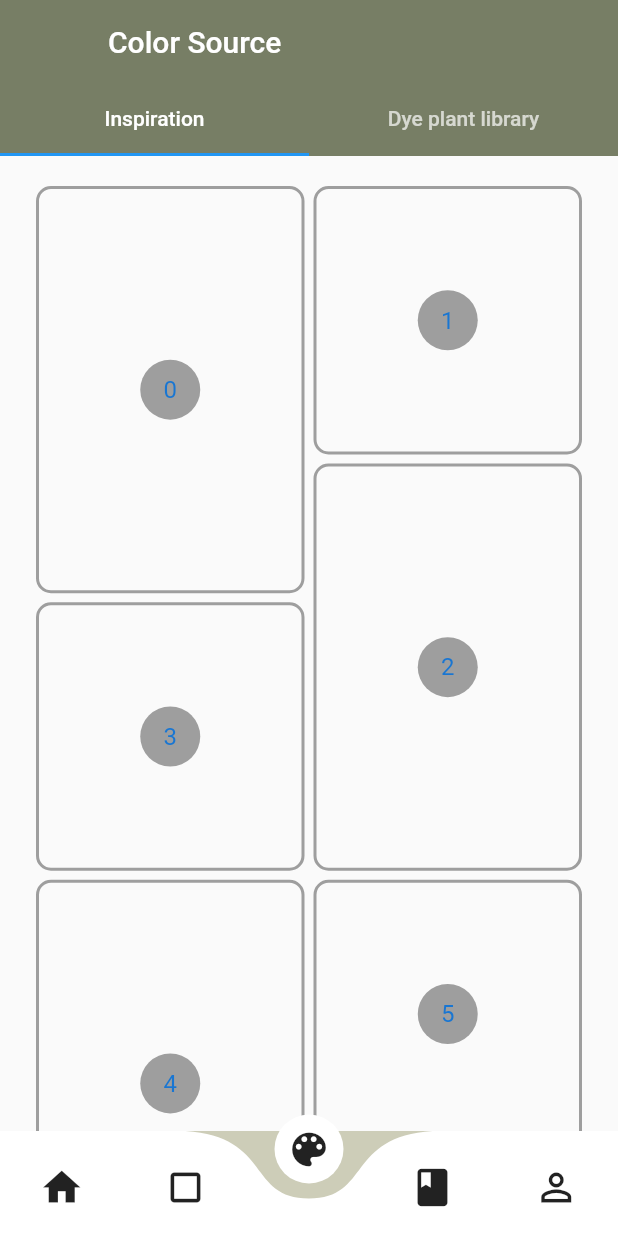
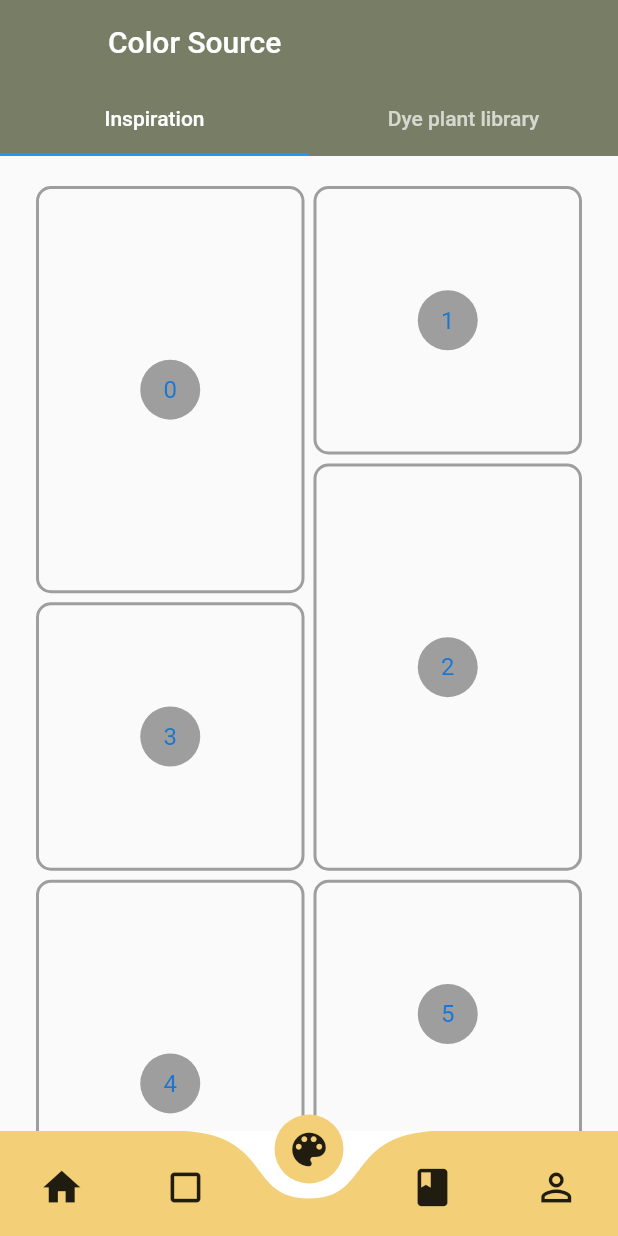
Before and after one commit to MaggieGreen/Natural-Dye, a Flutter app: the HomeScreen screen opened by its route, item 3 of the bottom bar chosen, on a phone screen of 412 x 824 dp. Run offline on Flutter 3.47's test engine with Material 2 defaults, Android fonts, the phone set to English and light mode, and no system bars; drawn by our look-alikes of curved_navigation_bar.

Commit message:
4.6 16:44

```diff
--- a/lib/pages/gallery.dart
+++ b/lib/pages/gallery.dart
@@ -9,10 +9,7 @@ class _GalleryState extends State<Gallery> {
   @override
   Widget build(BuildContext context) {
     return Scaffold(
-      body: Column(
-
-      ),
-
+      body: Column(),
     );
   }
 }
--- a/lib/pages/home_screen.dart
+++ b/lib/pages/home_screen.dart
@@ -23,13 +23,6 @@ class _HomeScreen extends State<HomeScreen> {
   @override
   Widget build(BuildContext context) {
     return Scaffold(
-      // backgroundColor: Colors.transparent,
-      // appBar: new AppBar(
-      //   backgroundColor: Colors.transparent,
-      //   title: new Text('Home'),
-      //   centerTitle: true,
-      //   elevation: 0,
-      // ),
       body: _children[_currentIndex],
       bottomNavigationBar: CurvedNavigationBar(
         onTap: (index) {
@@ -47,9 +40,9 @@ class _HomeScreen extends State<HomeScreen> {
           Icon(Icons.book, size: 30),
           Icon(Icons.perm_identity, size: 30),
         ],
-        color: Colors.white,
-        buttonBackgroundColor: Colors.white,
-        backgroundColor: Color(0xFFCDCDB8),
+        color: Color(0xFFF3CF77),
+        buttonBackgroundColor: Color(0xFFF3CF77),
+        backgroundColor: Colors.white,
         animationCurve: Curves.easeInOut,
         animationDuration: Duration(milliseconds: 600),
       ),
--- a/lib/pages/scroll.dart
+++ b/lib/pages/scroll.dart
@@ -1,5 +1,4 @@
 import 'package:flutter/material.dart';
-import 'package:curved_navigation_bar/curved_navigation_bar.dart';
 import 'package:flutter_staggered_grid_view/flutter_staggered_grid_view.dart';
 
 class TileSimle extends StatelessWidget {
@@ -7,10 +6,12 @@ TileSimle({
     Key key,
     this.title,
     this.image,
-}) : super(key : key);
+    this.describe,
+  }) : super(key: key);
 
   final String title;
   final String image;
+  final String describe;
 
   @override
   Widget build(BuildContext context) {
@@ -34,17 +35,20 @@ TileSimle({
             // ListTile
             child: new ListTile(
               title: new Text(this.title),
-              subtitle: new Text("Plant describe"),
+              subtitle: new Text(this.describe),
               // Plant image
               leading: CircleAvatar(
-                radius: 30.0,
-                backgroundImage: AssetImage(this.image), // no matter how big it is, it won't overflow
+                radius: 60.0,
+                backgroundImage: AssetImage(
+                    this.image), // no matter how big it is, it won't overflow
               ),
 
               // Go to detail page
               trailing: new IconButton(
                 icon: Icon(Icons.chevron_right),
-                onPressed: () {Navigator.pushNamed(context,'/plantdetail');},
+                onPressed: () {
+                  Navigator.pushNamed(context, '/plantdetail');
+                },
                 // Icons.chevron_right
               ),
             ),
@@ -95,11 +99,7 @@ class Scroll extends StatelessWidget {
                   // color: Colors.green,
                   decoration: BoxDecoration(
                       borderRadius: BorderRadius.circular(10.0),
-                border: Border.all(
-                    color: Colors.grey,
-                    width: 2.0
-                    )
-                ),
+                      border: Border.all(color: Colors.grey, width: 2.0)),
                   child: new Center(
                     child: new CircleAvatar(
                       backgroundColor: Colors.grey,
@@ -111,23 +111,53 @@ class Scroll extends StatelessWidget {
               mainAxisSpacing: 6.0,
               crossAxisSpacing: 6.0,
             ),
-
             new ListView(
               //vertical
               scrollDirection: Axis.vertical,
               padding: EdgeInsets.fromLTRB(24, 20, 24, 20),
               children: <Widget>[
-                    TileSimle(title: "1", image: "assets/images/background.jpg",),
-                    TileSimle(title: "2", image: "assets/images/gallery.jpg",),
-                    TileSimle(title: "3", image: "assets/images/background.jpg",),
-                    TileSimle(title: "4", image: "assets/images/background.jpg",),
-                    TileSimle(title: "5", image: "assets/images/background.jpg",),
-                    TileSimle(title: "5", image: "assets/images/background.jpg",),
-                    TileSimle(title: "5", image: "assets/images/background.jpg",),
-                    TileSimle(title: "5", image: "assets/images/background.jpg",),
+                TileSimle(
+                  title: "1",
+                  image: "assets/images/feature3.jpg",
+                  describe: "Hello",
+                ),
+                TileSimle(
+                  title: "2",
+                  image: "assets/images/feature1.jpg",
+                  describe: "Hello2",
+                ),
+                TileSimle(
+                  title: "3",
+                  image: "assets/images/feature2.jpg",
+                  describe: "Hello3",
+                ),
+                TileSimle(
+                  title: "4",
+                  image: "assets/images/feature3.jpg",
+                  describe: "Hello4",
+                ),
+                TileSimle(
+                  title: "5",
+                  image: "assets/images/feature1.jpg",
+                  describe: "Hello5",
+                ),
+                TileSimle(
+                  title: "6",
+                  image: "assets/images/feature2.jpg",
+                  describe: "Hello6",
+                ),
+                TileSimle(
+                  title: "7",
+                  image: "assets/images/background.jpg",
+                  describe: "Hello7",
+                ),
+                TileSimle(
+                  title: "8",
+                  image: "assets/images/feature1.jpg",
+                  describe: "Hello8",
+                ),
               ],
             )
-
           ],
         ),
       ),
```
Also changed, not shown: lib/pages/card_list.dart (+6 -5 lines), lib/pages/plant_detail.dart (+56 -2 lines), assets/images/blackbeans1.jpg (added), 15 other files. Lines whose indentation alone changed are shown as unchanged.
